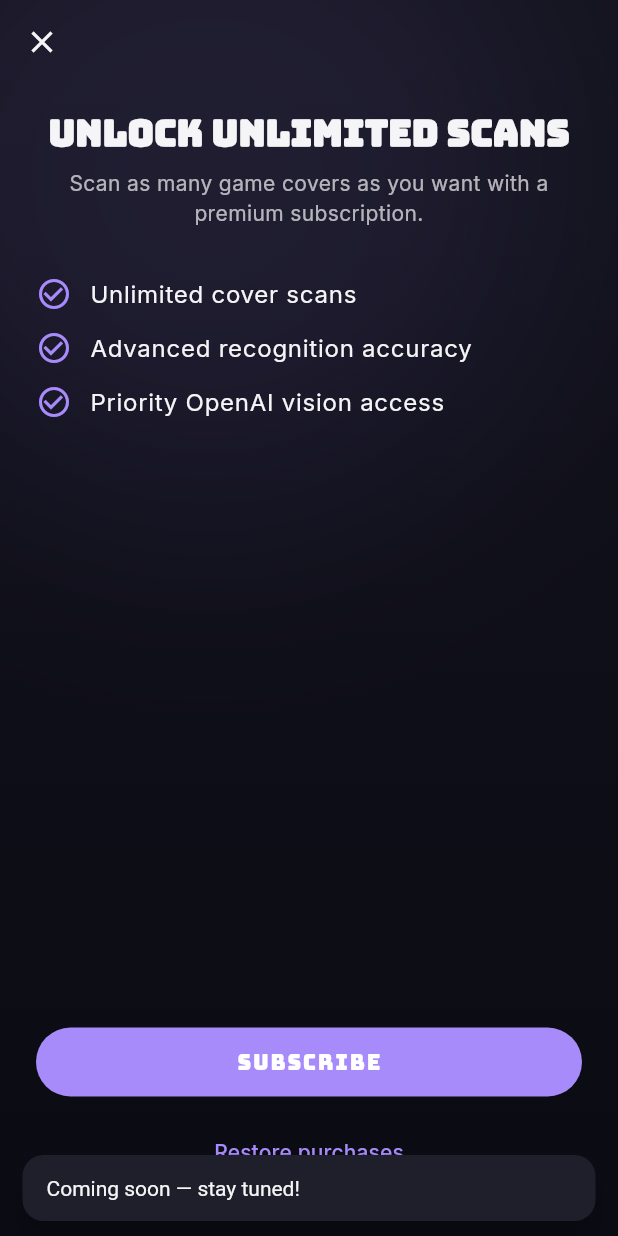
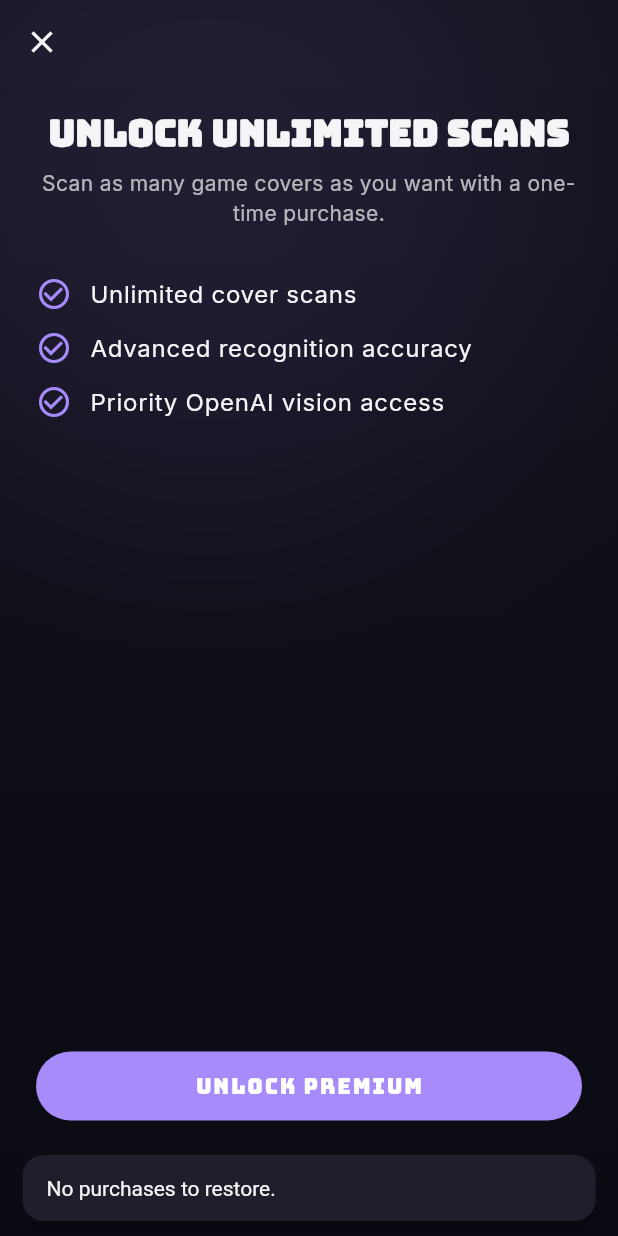
Before and after one commit to garolard/boxed, a Flutter app: the PaywallScreen screen opened directly, after a tap on "Restore purchases", on a phone screen of 412 x 824 dp. Run offline on Flutter 3.47's test engine with Material 3 defaults, Android fonts, the phone set to English and light mode, and no system bars; our stand-ins replace cached_network_image, cloud_firestore, firebase_analytics, firebase_auth, firebase_core, firebase_crashlytics and 9 more; missing offline and left inert: file_selector, google_mlkit_barcode_scanning, purchases_flutter; accounts and stored records are empty; network calls fail.

Commit message:
feat(paywall): wire purchase flow and update l10n

```diff
--- a/lib/l10n/app_en.arb
+++ b/lib/l10n/app_en.arb
@@ -108,13 +108,19 @@
   "unknownPlatform": "Unknown",
 
   "paywallTitle": "Unlock Unlimited Scans",
-  "paywallSubtitle": "Scan as many game covers as you want with a premium subscription.",
+  "paywallSubtitle": "Scan as many game covers as you want with a one-time purchase.",
   "paywallFeature1": "Unlimited cover scans",
   "paywallFeature2": "Advanced recognition accuracy",
   "paywallFeature3": "Priority OpenAI vision access",
-  "paywallCta": "Subscribe",
+  "paywallCta": "Unlock",
   "paywallRestore": "Restore purchases",
   "paywallComingSoon": "Coming soon — stay tuned!",
+  "paywallCtaPrice": "Unlock for {price}",
+  "@paywallCtaPrice": {"placeholders": {"price": {"type": "String"}}},
+  "paywallCtaFallback": "Unlock Premium",
+  "paywallPurchaseError": "Purchase failed. Please try again.",
+  "paywallNothingToRestore": "No purchases to restore.",
+  "paywallRestoreError": "Restore failed. Please try again.",
   "freeScansRemaining": "{left} of {total} free scans left",
   "@freeScansRemaining": {"placeholders": {"left": {"type": "int"}, "total": {"type": "int"}}},
 
--- a/lib/l10n/app_localizations.dart
+++ b/lib/l10n/app_localizations.dart
@@ -571,7 +571,7 @@ abstract class AppLocalizations {
   /// No description provided for @paywallSubtitle.
   ///
   /// In en, this message translates to:
-  /// **'Scan as many game covers as you want with a premium subscription.'**
+  /// **'Scan as many game covers as you want with a one-time purchase.'**
   String get paywallSubtitle;
 
   /// No description provided for @paywallFeature1.
@@ -595,7 +595,7 @@ abstract class AppLocalizations {
   /// No description provided for @paywallCta.
   ///
   /// In en, this message translates to:
-  /// **'Subscribe'**
+  /// **'Unlock'**
   String get paywallCta;
 
   /// No description provided for @paywallRestore.
@@ -609,6 +609,36 @@ abstract class AppLocalizations {
   /// In en, this message translates to:
   /// **'Coming soon — stay tuned!'**
   String get paywallComingSoon;
+
+  /// No description provided for @paywallCtaPrice.
+  ///
+  /// In en, this message translates to:
+  /// **'Unlock for {price}'**
+  String paywallCtaPrice(String price);
+
+  /// No description provided for @paywallCtaFallback.
+  ///
+  /// In en, this message translates to:
+  /// **'Unlock Premium'**
+  String get paywallCtaFallback;
+
+  /// No description provided for @paywallPurchaseError.
+  ///
+  /// In en, this message translates to:
+  /// **'Purchase failed. Please try again.'**
+  String get paywallPurchaseError;
+
+  /// No description provided for @paywallNothingToRestore.
+  ///
+  /// In en, this message translates to:
+  /// **'No purchases to restore.'**
+  String get paywallNothingToRestore;
+
+  /// No description provided for @paywallRestoreError.
+  ///
+  /// In en, this message translates to:
+  /// **'Restore failed. Please try again.'**
+  String get paywallRestoreError;
 
   /// No description provided for @freeScansRemaining.
   ///
--- a/lib/l10n/app_localizations_en.dart
+++ b/lib/l10n/app_localizations_en.dart
@@ -281,7 +281,7 @@ class AppLocalizationsEn extends AppLocalizations {
 
   @override
   String get paywallSubtitle =>
-      'Scan as many game covers as you want with a premium subscription.';
+      'Scan as many game covers as you want with a one-time purchase.';
 
   @override
   String get paywallFeature1 => 'Unlimited cover scans';
@@ -293,13 +293,30 @@ class AppLocalizationsEn extends AppLocalizations {
   String get paywallFeature3 => 'Priority OpenAI vision access';
 
   @override
-  String get paywallCta => 'Subscribe';
+  String get paywallCta => 'Unlock';
 
   @override
   String get paywallRestore => 'Restore purchases';
 
   @override
   String get paywallComingSoon => 'Coming soon — stay tuned!';
+
+  @override
+  String paywallCtaPrice(String price) {
+    return 'Unlock for $price';
+  }
+
+  @override
+  String get paywallCtaFallback => 'Unlock Premium';
+
+  @override
+  String get paywallPurchaseError => 'Purchase failed. Please try again.';
+
+  @override
+  String get paywallNothingToRestore => 'No purchases to restore.';
+
+  @override
+  String get paywallRestoreError => 'Restore failed. Please try again.';
 
   @override
   String freeScansRemaining(int left, int total) {
--- a/lib/screens/paywall_screen.dart
+++ b/lib/screens/paywall_screen.dart
@@ -2,16 +2,27 @@ import 'package:flutter/material.dart';
 import 'package:flutter_riverpod/flutter_riverpod.dart';
 
 import '../l10n/l10n.dart';
+import '../providers/services.dart';
+import '../services/purchase/purchase_service.dart';
 
-/// Full-screen modal shown when the user has exhausted their free scans.
-///
-/// Pushed via [MaterialPageRoute] with [fullscreenDialog: true] so the scan
-/// tab remains visible behind the modal.
-class PaywallScreen extends ConsumerWidget {
+class PaywallScreen extends ConsumerStatefulWidget {
   const PaywallScreen({super.key});
 
   @override
-  Widget build(BuildContext context, WidgetRef ref) {
+  ConsumerState<PaywallScreen> createState() => _PaywallScreenState();
+}
+
+class _PaywallScreenState extends ConsumerState<PaywallScreen> {
+  late final Future<PurchaseProduct?> _productFuture;
+
+  @override
+  void initState() {
+    super.initState();
+    _productFuture = ref.read(purchaseServiceProvider).premiumProduct();
+  }
+
+  @override
+  Widget build(BuildContext context) {
     final l10n = context.l10n;
     final theme = Theme.of(context);
 
@@ -50,28 +61,70 @@ class PaywallScreen extends ConsumerWidget {
               _FeatureRow(icon: Icons.check_circle_outline, text: l10n.paywallFeature3),
               const Spacer(),
               FilledButton(
-                onPressed: () {
-                  ScaffoldMessenger.of(context).showSnackBar(
-                    SnackBar(content: Text(l10n.paywallComingSoon)),
-                  );
-                },
-                child: Text(l10n.paywallCta),
+                onPressed: () => _handlePurchase(context),
+                child: FutureBuilder<PurchaseProduct?>(
+                  future: _productFuture,
+                  builder: (context, snapshot) {
+                    if (snapshot.connectionState == ConnectionState.waiting) {
+                      return const SizedBox(
+                        width: 16,
+                        height: 16,
+                        child: CircularProgressIndicator(strokeWidth: 2),
+                      );
+                    }
+                    final product = snapshot.data;
+                    if (product != null) {
+                      return Text(l10n.paywallCtaPrice(product.priceString));
+                    }
+                    return Text(l10n.paywallCtaFallback);
+                  },
+                ),
               ),
               const SizedBox(height: 12),
               TextButton(
-                onPressed: () {
-                  ScaffoldMessenger.of(context).showSnackBar(
-                    SnackBar(content: Text(l10n.paywallComingSoon)),
-                  );
-                },
+                onPressed: () => _handleRestore(context),
                 child: Text(l10n.paywallRestore),
               ),
-              const SizedBox(height: 16),
             ],
           ),
         ),
       ),
     );
+  }
+
+  Future<void> _handlePurchase(BuildContext context) async {
+    final outcome = await ref.read(purchaseServiceProvider).purchasePremium();
+    if (!context.mounted) return;
+    switch (outcome) {
+      case PurchaseSuccess():
+        Navigator.of(context).pop();
+      case PurchaseCancelled():
+        break;
+      case PurchaseError():
+        ScaffoldMessenger.of(context).showSnackBar(
+          SnackBar(content: Text(context.l10n.paywallPurchaseError)),
+        );
+    }
+  }
+
+  Future<void> _handleRestore(BuildContext context) async {
+    final outcome = await ref.read(purchaseServiceProvider).restore();
+    if (!context.mounted) return;
+    switch (outcome) {
+      case PurchaseSuccess():
+        Navigator.of(context).pop();
+      case PurchaseError(:final message):
+        final l10n = context.l10n;
+        final text = message.toLowerCase().contains('no purchases') ||
+                message.toLowerCase().contains('nothing')
+            ? l10n.paywallNothingToRestore
+            : l10n.paywallRestoreError;
+        ScaffoldMessenger.of(context).showSnackBar(
+          SnackBar(content: Text(text)),
+        );
+      case PurchaseCancelled():
+        break;
+    }
   }
 }
 
```
Also changed, not shown: lib/l10n/app_es.arb (+8 -2 lines), lib/l10n/app_fr.arb (+8 -2 lines), lib/l10n/app_localizations_es.dart (+19 -2 lines), lib/l10n/app_localizations_fr.dart (+20 -2 lines), 1 other file.
